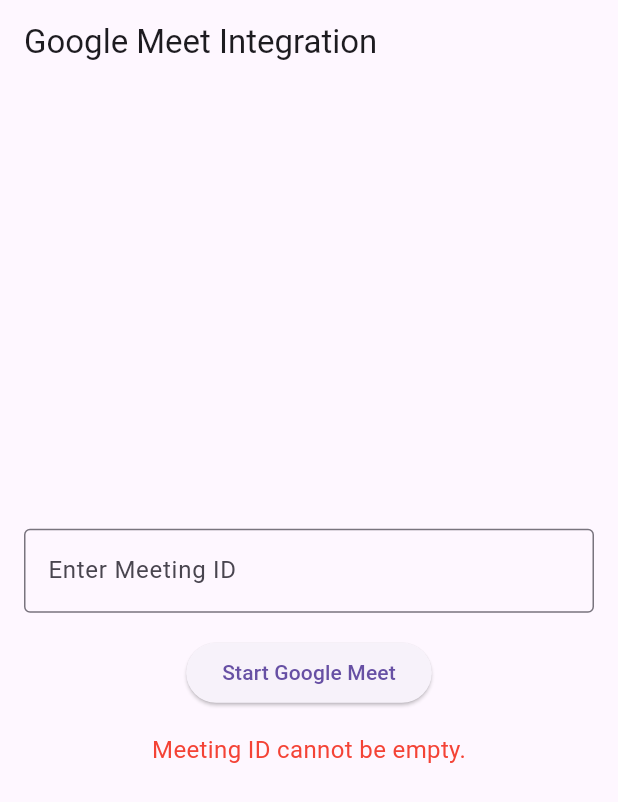
After one commit to Phoenix-Chiriseri/cameraAppRepo, a Flutter app: the GoogleMeetIntegrationPage screen opened directly, after a tap on "Start Google Meet", on a phone screen of 412 x 824 dp. The commit adds this screen. Shown: the top 802 px of the screen. Run offline on Flutter 3.47's test engine with Material 3 defaults, Android fonts, the phone set to English and light mode, and no system bars; our stand-ins replace camera, firebase_core, flutter_local_notifications, get, image_picker, permission_handler and 3 more; missing offline and left inert: encrypt, flutter_tflite, network_info_plus, simple_application, webview_flutter_plus, wifi_iot; accounts and stored records are empty.

Commit message:
added the google meets screen. to design

```diff
--- a/lib/new_dash.dart
+++ b/lib/new_dash.dart
@@ -10,7 +10,7 @@ import 'package:simple_project/teams_test.dart';
 import 'package:simple_project/camera_example.dart';
 import 'package:simple_project/new_dash.dart';
 import 'package:simple_project/about.dart';
-import 'package:simple_project/google_meet.dart';
+import 'package:simple_project/start_googlemeet.dart';
 
 void main() {
   runApp(Home());
@@ -26,7 +26,7 @@ class _HomeState extends State<Home> {
   int _selectedIndex = 0;
 
   final List<Widget> _screens = [
-
+    GoogleMeetIntegrationApp()
   ];
 
   void _onItemTapped(int index) {
@@ -283,7 +283,7 @@ class _HomeState extends State<Home> {
               onPressed: () {
                 Navigator.push(
                   context,
-                  MaterialPageRoute(builder: (context) => GoogleMeetIntegrationScreen()),
+                  MaterialPageRoute(builder: (context) => GoogleMeetIntegrationApp()),
                 );
               },
               backgroundColor: Colors.white,
--- /dev/null
+++ b/lib/start_googlemeet.dart
@@ -0,0 +1,94 @@
+import 'package:flutter/material.dart';
+import 'package:url_launcher/url_launcher.dart'; // Ensure this dependency is in your pubspec.yaml
+
+void main() {
+  runApp(GoogleMeetIntegrationApp());
+}
+
+class GoogleMeetIntegrationApp extends StatelessWidget {
+  @override
+  Widget build(BuildContext context) {
+    return MaterialApp(
+      home: GoogleMeetIntegrationPage(),
+    );
+  }
+}
+
+class GoogleMeetIntegrationPage extends StatefulWidget {
+  @override
+  _GoogleMeetIntegrationPageState createState() => _GoogleMeetIntegrationPageState();
+}
+
+class _GoogleMeetIntegrationPageState extends State<GoogleMeetIntegrationPage> {
+  final TextEditingController _meetingIdController = TextEditingController();
+  String _errorMessage = '';
+
+  Future<void> _startMeeting() async {
+    final meetingId = _meetingIdController.text.trim();
+    if (meetingId.isEmpty) {
+      setState(() {
+        _errorMessage = 'Meeting ID cannot be empty.';
+      });
+      return;
+    }
+
+    if (!RegExp(r'^[a-zA-Z0-9]+$').hasMatch(meetingId)) {
+      setState(() {
+        _errorMessage = 'Invalid Meeting ID format. Please enter a valid ID.';
+      });
+      return;
+    }
+
+    final meetUrl = 'https://meet.google.com/$meetingId';
+
+    try {
+      if (await canLaunch(meetUrl)) {
+        await launch(meetUrl);
+      } else {
+        setState(() {
+          _errorMessage = 'Could not launch Google Meet. Please check the meeting ID and try again.';
+        });
+      }
+    } catch (e) {
+      setState(() {
+        _errorMessage = 'Error launching Google Meet: $e';
+      });
+    }
+  }
+
+  @override
+  Widget build(BuildContext context) {
+    return Scaffold(
+      appBar: AppBar(title: Text('Google Meet Integration')),
+      body: Padding(
+        padding: const EdgeInsets.all(16.0),
+        child: Column(
+          mainAxisAlignment: MainAxisAlignment.center,
+          children: <Widget>[
+            TextField(
+              controller: _meetingIdController,
+              decoration: InputDecoration(
+                labelText: 'Enter Meeting ID',
+                border: OutlineInputBorder(),
+                hintText: 'e.g., abc-defg-hij',
+              ),
+            ),
+            SizedBox(height: 16),
+            ElevatedButton(
+              onPressed: _startMeeting,
+              child: Text('Start Google Meet'),
+            ),
+            if (_errorMessage.isNotEmpty)
+              Padding(
+                padding: const EdgeInsets.all(16.0),
+                child: Text(
+                  _errorMessage,
+                  style: TextStyle(color: Colors.red, fontSize: 16),
+                ),
+              ),
+          ],
+        ),
+      ),
+    );
+  }
+}
```
Also changed, not shown: lib/start_zoom.dart (deleted, +0 -108 lines).
